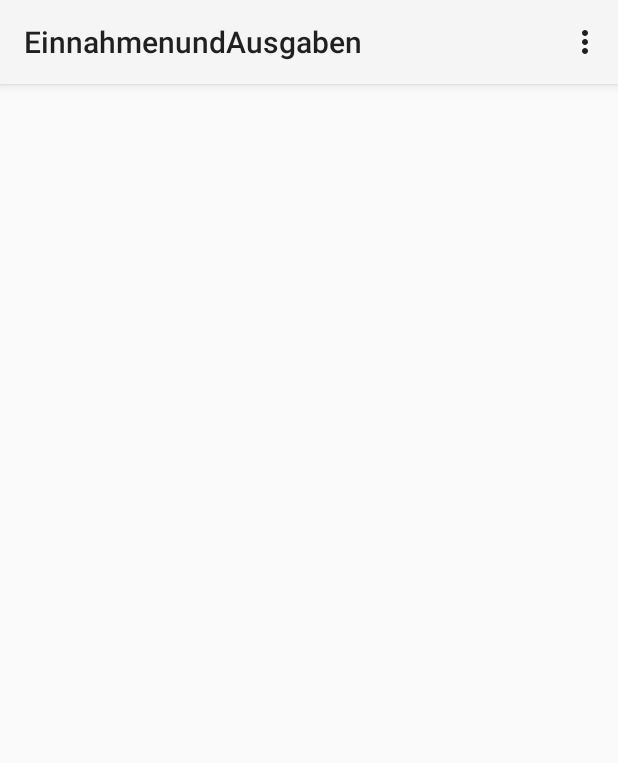
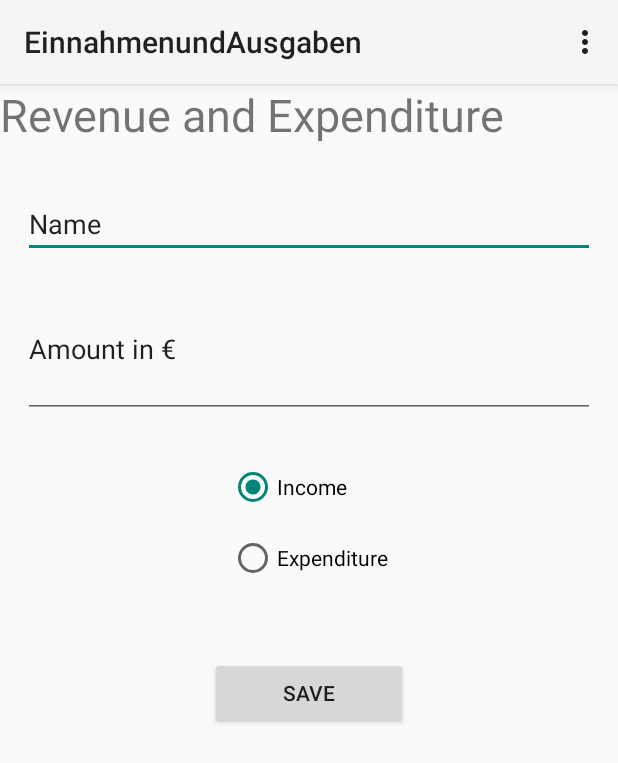
Before and after one commit to deadlmaster/AndoridHdM, an Android app: the IncomeExpendAcitvity screen opened directly, with no data from a screen before it, on a phone screen of 412 x 824 dp. Shown: the top 763 px of the screen. Run offline under Robolectric (Android 15) with nearby library versions, the phone set to English and light mode, and no system bars.

Commit message:
Bugfixed Layout.eas

```diff
--- a/app/src/main/res/layout/activity_rae.xml
+++ b/app/src/main/res/layout/activity_eas.xml
@@ -6,9 +6,13 @@
     >
 
     <TextView
+        android:layout_width="match_parent"
+        android:layout_height="wrap_content"
         android:text="@string/revenue_and_expenditure"
         android:id="@+id/textView2"
-        style="@style/EaS1" />
+        android:layout_gravity="center"
+        android:textSize="30sp"
+        />
 
     <EditText
         android:layout_width="match_parent"
```
